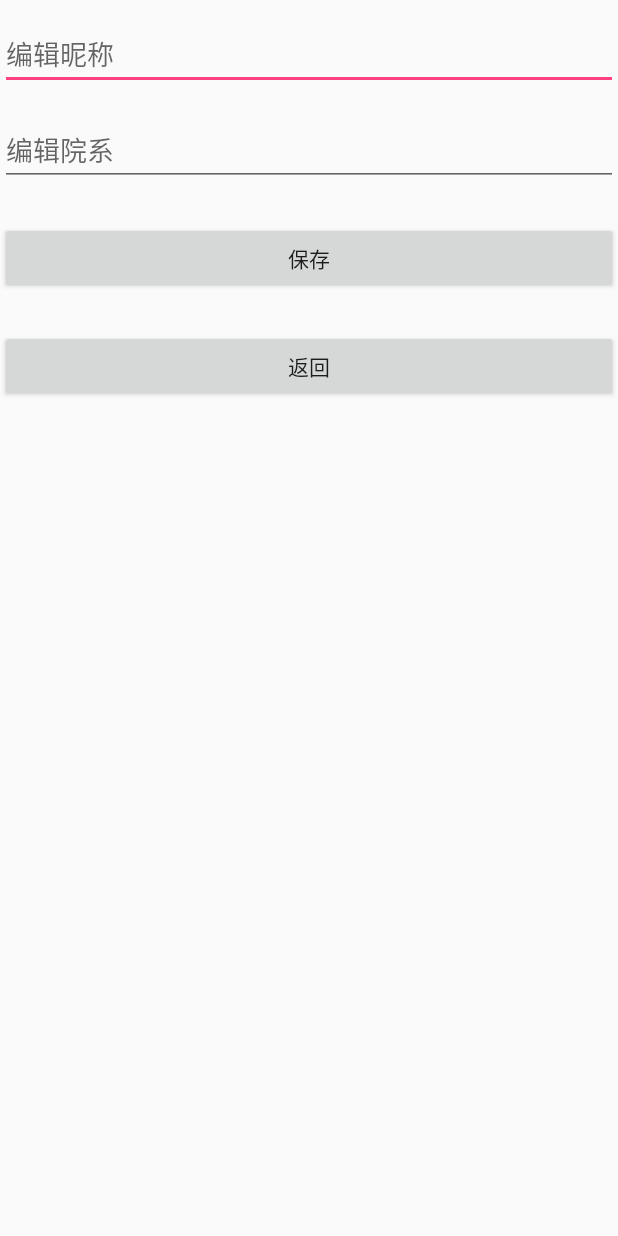
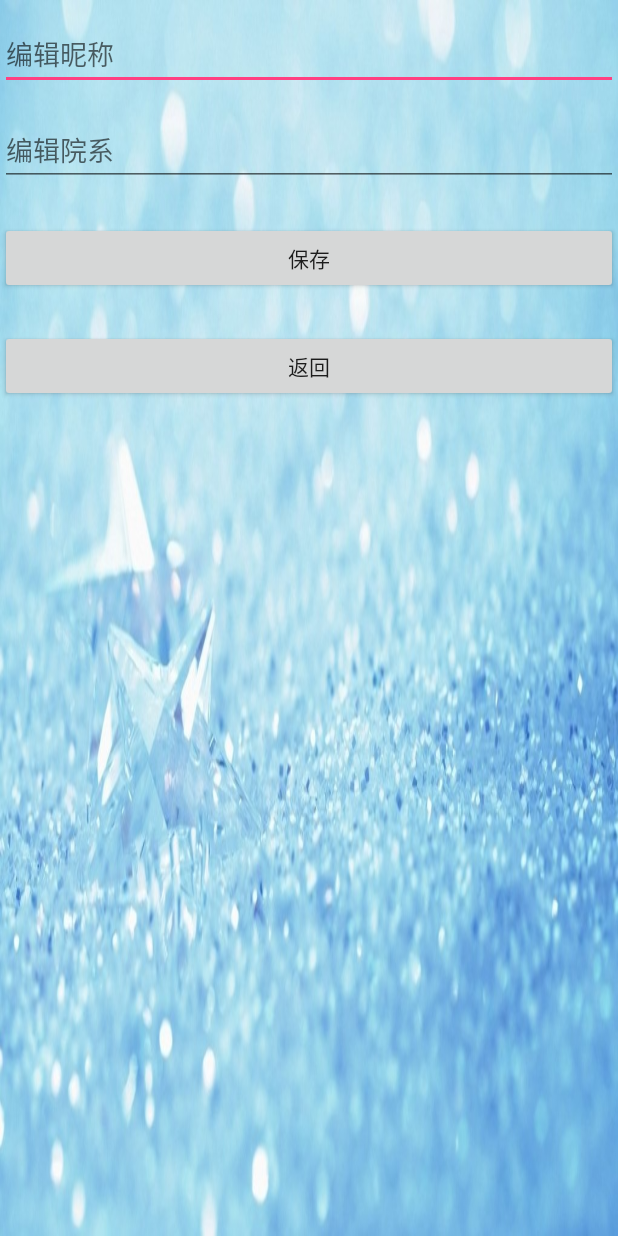
Before and after one commit to CengLaiCengQu/CengYiCeng, an Android app: the Me_setActivity screen opened directly, with no data from a screen before it, on a phone screen of 412 x 824 dp. Run offline under Robolectric (Android 15) with nearby library versions, the phone set to English and light mode, and no system bars; libraries missing offline, so code that uses them is left out: cn.bmob.v3.

Commit message:
修改了meset背景

```diff
--- a/app/src/main/res/layout/me_set_xml.xml
+++ b/app/src/main/res/layout/me_set_xml.xml
@@ -4,6 +4,7 @@
     xmlns:app="http://schemas.android.com/apk/res-auto"
     xmlns:tools="http://schemas.android.com/tools"
     android:layout_width="match_parent"
+    android:background="@drawable/my_bakground"
     android:layout_height="match_parent">
 
 
```
